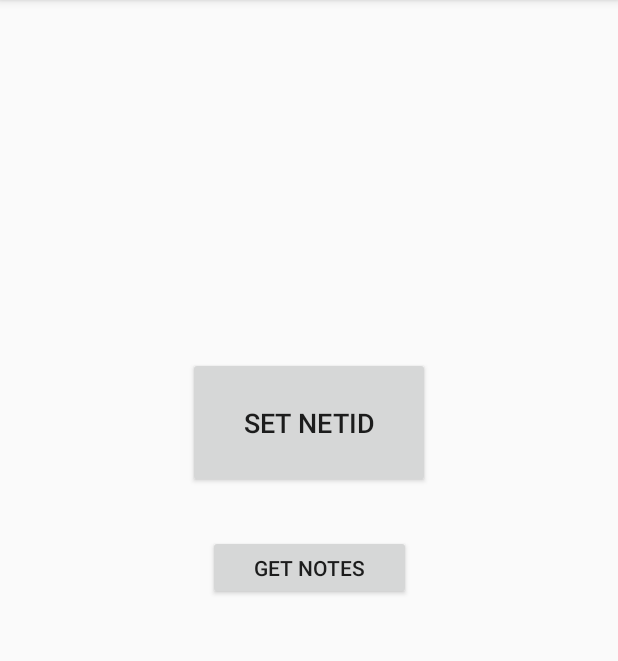
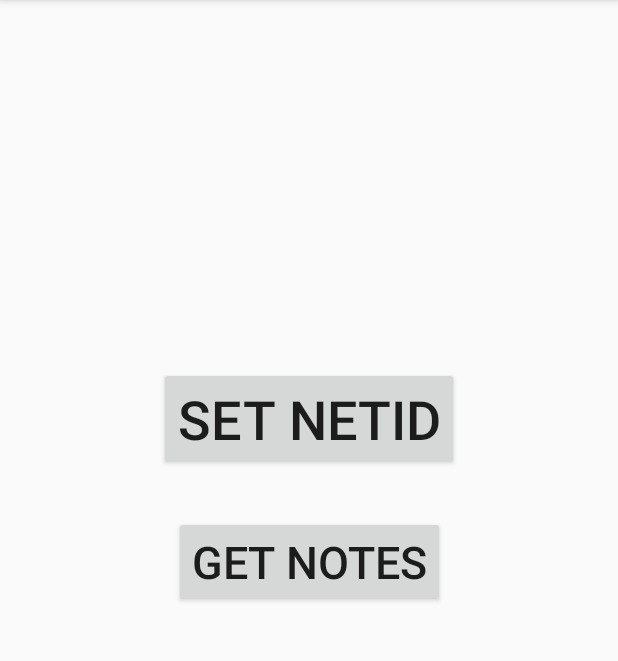
Before and after one commit to Fs4remi/CalHacks, an Android app: the screen it shows after launch (MainActivity), on a phone screen of 412 x 824 dp, the part 84-745 px from its top. Run offline under Robolectric (Android 15) with nearby library versions, the phone set to English and light mode, and no system bars.

```diff
--- a/app/src/main/res/layout/activity_main.xml
+++ b/app/src/main/res/layout/activity_main.xml
@@ -8,27 +8,30 @@
 
     <Button
         android:id="@+id/SignUpButton"
-        android:layout_width="161dp"
-        android:layout_height="87dp"
+        android:layout_width="wrap_content"
+        android:layout_height="wrap_content"
         android:clickable="true"
         android:cursorVisible="false"
+        android:inputType="none"
+        android:onClick="sign_up_button"
         android:text="Set NetID"
         android:textColorLink="#9C27B0"
-        android:textSize="18sp"
+        android:textSize="36sp"
         app:layout_constraintBottom_toBottomOf="parent"
         app:layout_constraintEnd_toEndOf="parent"
         app:layout_constraintStart_toStartOf="parent"
         app:layout_constraintTop_toTopOf="parent"
         app:layout_constraintVertical_bias="0.35"
-        tools:visibility="visible"
-        android:onClick="sign_up_button"/>
+        tools:visibility="visible" />
 
     <Button
         android:id="@+id/SummaryButton"
-        android:layout_width="135dp"
-        android:layout_height="43dp"
+        android:layout_width="wrap_content"
+        android:layout_height="wrap_content"
+        android:clickable="true"
         android:onClick="get_notes"
         android:text="Get Notes"
+        android:textSize="30sp"
         app:layout_constraintBottom_toBottomOf="parent"
         app:layout_constraintEnd_toEndOf="parent"
         app:layout_constraintStart_toStartOf="parent"
```
Also changed, not shown: app/src/main/java/com/example/test/MainActivity.java (+0 -1 lines), app/src/main/res/layout/activity_signup.xml (+15 -6 lines).
